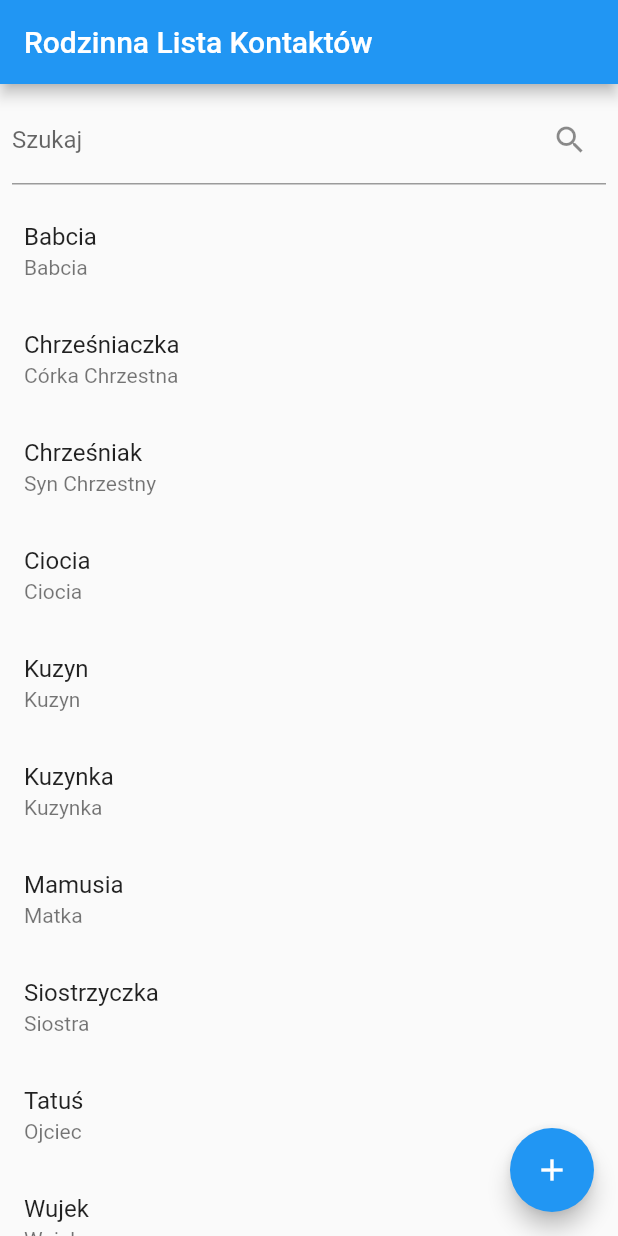
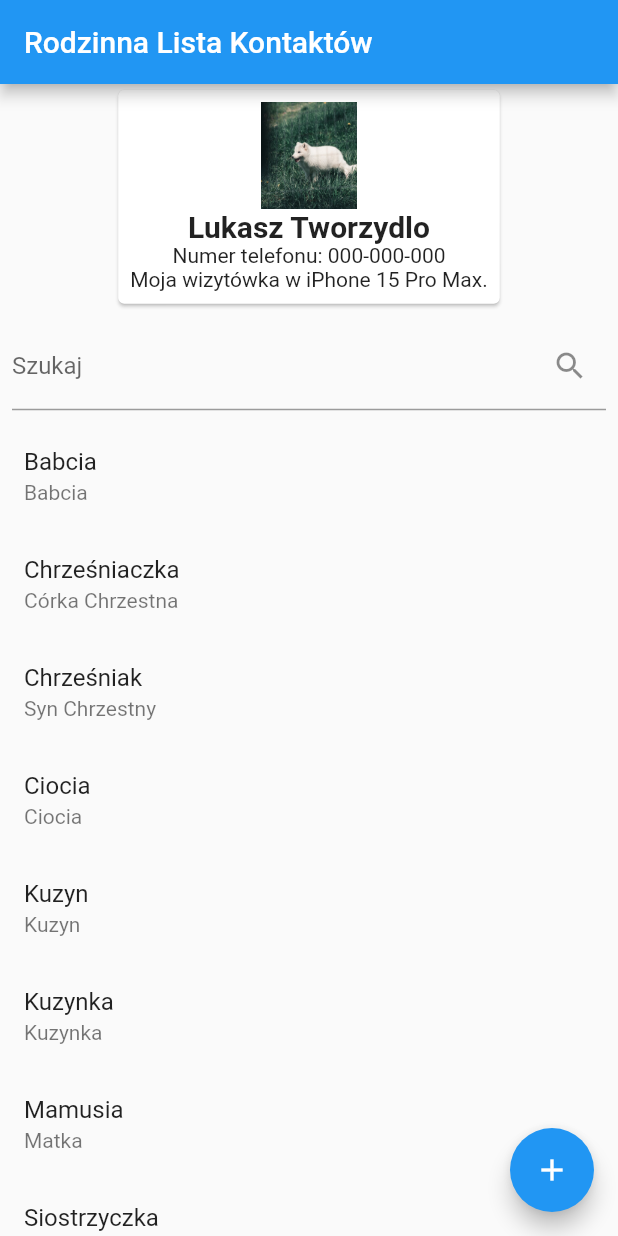
Before and after one commit to luqasz-tworzydlo/2023-Q4-1_Flutter-Dart_Mobile-Apps, a Flutter app: the screen it shows after launch, on a phone screen of 412 x 824 dp. Run offline on Flutter 3.47's test engine with Material 2 defaults, Android fonts, the phone set to English and light mode, and no system bars.

Commit message:
Add files via upload

```diff
--- a/5_Final-Exercise_contact-list-app/src/FE_cla/fin_ex_contact_list_app/lib/main.dart
+++ b/5_Final-Exercise_contact-list-app/src/FE_cla/fin_ex_contact_list_app/lib/main.dart
@@ -28,6 +28,32 @@ class Kontakt {
   String zdjecieDoKontaktu;
 
   Kontakt(this.nazwaKontaktu, this.relacjaRodzinna, this.numerTelefonu, this.adresEmail, this.notatkiKontaktu, this.zdjecieDoKontaktu);
+}
+
+class Wizytowka extends StatelessWidget {
+  final String nazwaKontaktu;
+  final String numerTelefonu;
+  final String notatkiKontaktu;
+  final String zdjecieDoKontaktu;
+
+  Wizytowka({required this.nazwaKontaktu, required this.numerTelefonu, required this.notatkiKontaktu, required this.zdjecieDoKontaktu});
+
+  @override
+  Widget build(BuildContext context) {
+    return Card(
+      child: Padding(
+        padding: EdgeInsets.all(8.0),
+        child: Column(
+          children: <Widget>[
+            Image.asset(zdjecieDoKontaktu, width: 64.0, height: 71.5),
+            Text(nazwaKontaktu, style: TextStyle(fontSize: 20, fontWeight: FontWeight.bold)),
+            Text(numerTelefonu),
+            Text(notatkiKontaktu),
+          ],
+        ),
+      ),
+    );
+  }
 }
 
 class ContactListApp extends StatefulWidget {
@@ -89,6 +115,12 @@ class _ContactListAppState extends State<ContactListApp> {
       ),
       body: Column(
         children: [
+          Wizytowka(
+            nazwaKontaktu: "Lukasz Tworzydlo",
+            numerTelefonu: "Numer telefonu: 000-000-000",
+            notatkiKontaktu: "Moja wizytówka w iPhone 15 Pro Max.",
+            zdjecieDoKontaktu: "images/0-10771935.jpg",
+          ),
           Padding(
             padding: const EdgeInsets.all(8.0),
             child: TextField(
@@ -212,7 +244,14 @@ void pokazInformacjeBleduWyswietlania(BuildContext context) {
     builder: (BuildContext context) {
       return AlertDialog(
         title: Text("Informacja"),
-        content: Text("Funkcja obecnie niedostępna..."),
+        content: Column(
+          mainAxisSize: MainAxisSize.min, // Use min size for the column
+          crossAxisAlignment: CrossAxisAlignment.start, // Align text to the start (left)
+          children: <Widget>[
+            Text("Funkcja obecnie niedostępna..."),
+            Text("Spróbuj ponownie później..."),
+          ],
+        ),
         actions: <Widget>[
           TextButton(
             child: Text("Zamknij"),
--- a/5_Final-Exercise_contact-list-app/src/FE_cla/fin_ex_contact_list_app/pubspec.yaml
+++ b/5_Final-Exercise_contact-list-app/src/FE_cla/fin_ex_contact_list_app/pubspec.yaml
@@ -60,6 +60,7 @@ flutter:
 
   # To add assets to your application, add an assets section, like this:
   assets:
+  - images/0-10771935.jpg
   - images/1-13451521.jpg
   - images/2-158109.jpg
   - images/3-349758.jpg
```
Also changed, not shown: 5_Final-Exercise_contact-list-app/src/FE_cla/fin_ex_contact_list_app/images/0-10771935.jpg (added).
